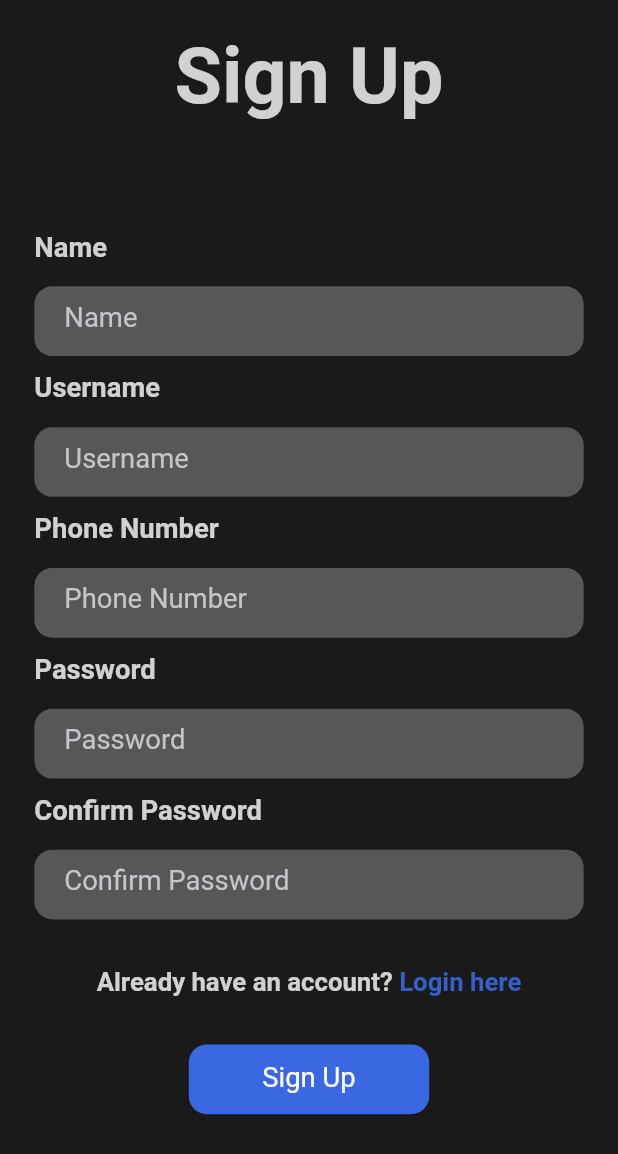
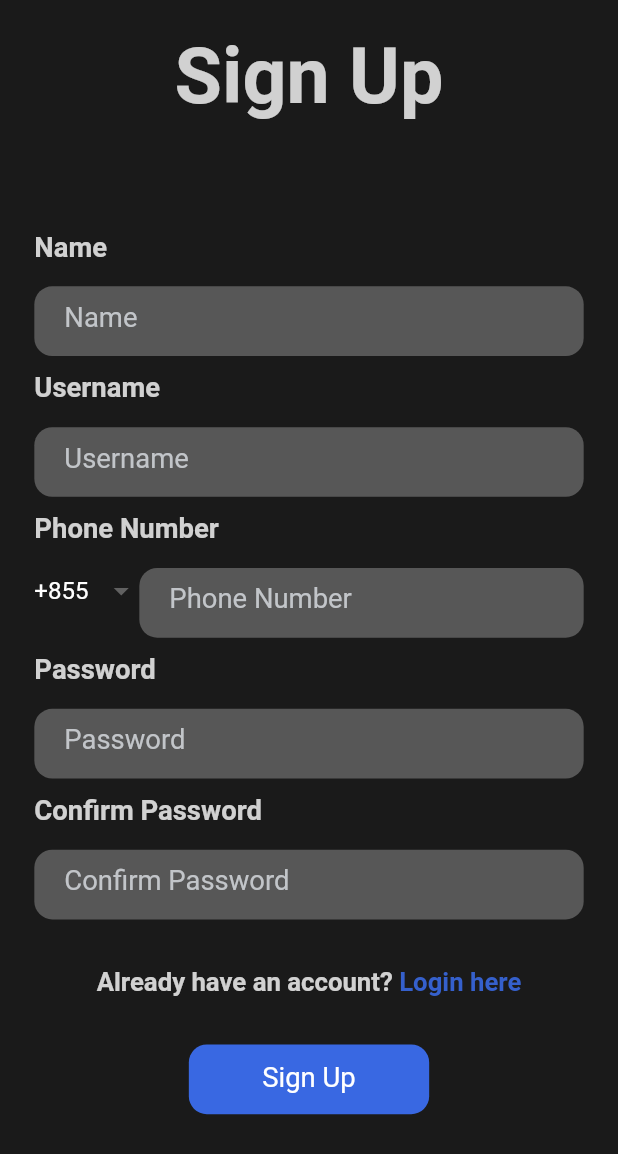
Before and after one commit to cwm-nith/Vehicle.Doctor.System.Mobile, a Flutter app: the screen it shows after launch, after a tap on "Register here", on a phone screen of 412 x 824 dp. Shown: the top 1154 px of the screen. Run offline on Flutter 3.47's test engine with Material 2 defaults, Android fonts, the phone set to English and light mode, and no system bars; drawn by our look-alikes of dropdown_button2; our stand-ins replace cached_network_image, dio, firebase_messaging, flutter_easyloading, flutter_local_notifications, flutter_screenutil and 4 more; accounts and stored records are empty; network calls fail; Roboto replaces fonts that are missing (monsterrat).

Commit message:
add custom phone code widget

```diff
--- a/lib/common/utils/utils.dart
+++ b/lib/common/utils/utils.dart
@@ -5,5 +5,6 @@ export 'http.dart';
 export 'security.dart';
 export 'iconfont.dart';
 export 'date.dart';
+export 'data.dart';
 export 'logger.dart';
 export 'loading.dart';
--- /dev/null
+++ b/lib/common/widgets/phone_code_dropdown.dart
@@ -0,0 +1,117 @@
+// ignore_for_file: must_be_immutable
+
+import 'package:flutter/material.dart';
+import 'package:dropdown_button2/dropdown_button2.dart';
+import 'package:flutter_screenutil/flutter_screenutil.dart';
+import 'package:vehicle_doctor_mobile/common/values/colors.dart';
+
+class PhoneCodeDropDown<TItem> extends StatelessWidget {
+  PhoneCodeDropDown({
+    super.key,
+    required this.items,
+    required this.selectedItems,
+    required this.onChanged,
+    this.searchMatchFn,
+  });
+
+  final List<DropdownMenuItem<TItem>> items;
+  TItem? selectedItems;
+  void Function(TItem?)? onChanged;
+  bool Function(DropdownMenuItem<TItem>, String)? searchMatchFn;
+
+  TextEditingController textEditingController = TextEditingController();
+
+  @override
+  Widget build(BuildContext context) {
+    return DropdownButtonHideUnderline(
+      child: DropdownButton2<TItem>(
+        isExpanded: true,
+        hint: Text(
+          'Select Item',
+          style: TextStyle(
+            fontSize: 14,
+            color: Theme.of(context).hintColor,
+          ),
+        ),
+        items: items,
+        value: selectedItems,
+        onChanged: onChanged,
+        buttonStyleData: const ButtonStyleData(
+          height: 40,
+          width: 70,
+        ),
+        dropdownStyleData: DropdownStyleData(
+          maxHeight: 200,
+          width: 200,
+          decoration: BoxDecoration(
+            borderRadius: BorderRadius.circular(14),
+            color: AppColors.primaryBackground,
+          ),
+          offset: const Offset(-20, 0),
+          scrollbarTheme: ScrollbarThemeData(
+            radius: const Radius.circular(40),
+            thickness: MaterialStateProperty.all(6),
+            thumbVisibility: MaterialStateProperty.all(true),
+          ),
+        ),
+        menuItemStyleData: const MenuItemStyleData(
+          height: 40,
+        ),
+        dropdownSearchData: DropdownSearchData(
+          searchController: textEditingController,
+          searchInnerWidgetHeight: 50,
+          searchInnerWidget: Container(
+            height: 50,
+            padding: const EdgeInsets.only(
+              top: 8,
+              bottom: 4,
+              right: 8,
+              left: 8,
+            ),
+            child: TextField(
+              expands: true,
+              maxLines: null,
+              controller: textEditingController,
+              style: const TextStyle(
+                color: AppColors.primaryText,
+              ),
+              decoration: InputDecoration(
+                isDense: true,
+                contentPadding: const EdgeInsets.symmetric(
+                  horizontal: 10,
+                  vertical: 8,
+                ),
+                hintText: 'Search',
+                hintStyle: const TextStyle(
+                  fontSize: 12,
+                  color: AppColors.primaryText,
+                ),
+                border: OutlineInputBorder(
+                  borderRadius: BorderRadius.circular(8),
+                  borderSide: BorderSide(
+                    color: AppColors.primaryText,
+                    width: 1.w,
+                  ),
+                ),
+                enabledBorder: OutlineInputBorder(
+                  borderRadius: BorderRadius.circular(8.0),
+                  borderSide: BorderSide(
+                    color: AppColors.primaryText,
+                    width: 1.w,
+                  ),
+                ),
+              ),
+            ),
+          ),
+          searchMatchFn: searchMatchFn,
+        ),
+        //This to clear the search value when you close the menu
+        onMenuStateChange: (isOpen) {
+          if (!isOpen) {
+            textEditingController.clear();
+          }
+        },
+      ),
+    );
+  }
+}
--- a/lib/common/widgets/widgets.dart
+++ b/lib/common/widgets/widgets.dart
@@ -7,3 +7,4 @@ export 'input.dart';
 export 'image.dart';
 export 'skeleton.dart';
 export 'dialog.dart';
+export 'phone_code_dropdown.dart';
--- a/lib/features/register/register.state.dart
+++ b/lib/features/register/register.state.dart
@@ -1 +1,8 @@
-class RegisterState {}
+import 'package:get/get.dart';
+import 'package:vehicle_doctor_mobile/common/entities/entities.dart';
+import 'package:vehicle_doctor_mobile/common/utils/utils.dart';
+
+class RegisterState {
+  var countryCodes = Countries.list;
+  Rx<Country?> countryCodeSelected = Countries.findByDialCode("+855").obs;
+}
--- a/lib/features/register/register.view.dart
+++ b/lib/features/register/register.view.dart
@@ -1,6 +1,7 @@
 import 'package:flutter/material.dart';
 import 'package:flutter_screenutil/flutter_screenutil.dart';
 import 'package:get/get.dart';
+import 'package:vehicle_doctor_mobile/common/entities/entities.dart';
 import 'package:vehicle_doctor_mobile/common/values/values.dart';
 import 'package:vehicle_doctor_mobile/common/widgets/widgets.dart';
 import 'package:vehicle_doctor_mobile/features/register/index.dart';
@@ -8,9 +9,10 @@ import 'package:vehicle_doctor_mobile/features/register/index.dart';
 class RegisterPage extends GetView<RegisterController> {
   const RegisterPage({super.key});
   Widget _inputField({
-    TextEditingController? controller,
+    TextEditingController? editingController,
     String? text,
     bool isPassword = false,
+    bool isPhoneNumber = false,
   }) {
     return Column(
       crossAxisAlignment: CrossAxisAlignment.start,
@@ -23,11 +25,50 @@ class RegisterPage extends GetView<RegisterController> {
             color: AppColors.primaryText.withOpacity(0.8),
           ),
         ),
-        inputTextEdit(
-          hintText: text ?? "Name",
-          controller: controller,
-          isPassword: isPassword,
-          bgColor: AppColors.primaryElement,
+        Row(
+          children: [
+            ...[
+              isPhoneNumber
+                  ? Obx(
+                      () => PhoneCodeDropDown<Country>(
+                          items: controller.state.countryCodes
+                              .map(
+                                (item) => DropdownMenuItem(
+                                  value: item,
+                                  child: Text(
+                                    item.dialCode,
+                                    style: TextStyle(
+                                      fontSize: 14.sp,
+                                      color: AppColors.primaryText,
+                                    ),
+                                  ),
+                                ),
+                              )
+                              .toList(),
+                          selectedItems:
+                              controller.state.countryCodeSelected.value,
+                          onChanged: (val) {
+                            controller.state.countryCodeSelected.value = val;
+                          },
+                          searchMatchFn: (item, searchVal) {
+                            return (item.value?.code
+                                        .toLowerCase()
+                                        .contains(searchVal.toLowerCase()) ??
+                                    false) ||
+                                (item.value?.name.contains(searchVal) ?? false);
+                          }),
+                    )
+                  : Container(),
+            ],
+            Expanded(
+              child: inputTextEdit(
+                hintText: text ?? "Name",
+                controller: editingController,
+                isPassword: isPassword,
+                bgColor: AppColors.primaryElement,
+              ),
+            ),
+          ],
         ),
       ],
     );
@@ -66,28 +107,29 @@ class RegisterPage extends GetView<RegisterController> {
                       height: 50.h,
                     ),
                     _inputField(
-                      controller: controller.nameTextController,
+                      editingController: controller.nameTextController,
                       text: "Name",
                     ),
                     SizedBox(
                       height: 10.h,
                     ),
                     _inputField(
-                      controller: controller.usernameTextController,
+                      editingController: controller.usernameTextController,
                       text: "Username",
                     ),
                     SizedBox(
                       height: 10.h,
                     ),
                     _inputField(
-                      controller: controller.phoneNumberTextController,
+                      editingController: controller.phoneNumberTextController,
                       text: "Phone Number",
+                      isPhoneNumber: true,
                     ),
                     SizedBox(
                       height: 10.h,
                     ),
                     _inputField(
-                      controller: controller.passwordTextController,
+                      editingController: controller.passwordTextController,
                       text: "Password",
                       isPassword: true,
                     ),
@@ -95,7 +137,8 @@ class RegisterPage extends GetView<RegisterController> {
                       height: 10.h,
                     ),
                     _inputField(
-                      controller: controller.confirmPasswordTextController,
+                      editingController:
+                          controller.confirmPasswordTextController,
                       text: "Confirm Password",
                       isPassword: true,
                     ),
--- a/lib/features/signin/signin.state.dart
+++ b/lib/features/signin/signin.state.dart
@@ -1,7 +1,10 @@
 import 'package:get/get.dart';
-import 'package:vehicle_doctor_mobile/common/entities/user.dart';
+import 'package:vehicle_doctor_mobile/common/entities/entities.dart';
+import 'package:vehicle_doctor_mobile/common/utils/utils.dart';
 
 class SigninState {
   // final userService = SigninService.
   var user = UserEntity().obs;
+  var countryCodes = Countries.list;
+  Rx<Country?> countryCodeSelected = Countries.findByDialCode("+855").obs;
 }
--- a/lib/features/signin/signin.view.dart
+++ b/lib/features/signin/signin.view.dart
@@ -1,6 +1,7 @@
 import 'package:flutter/material.dart';
 import 'package:flutter_screenutil/flutter_screenutil.dart';
 import 'package:get/get.dart';
+import 'package:vehicle_doctor_mobile/common/entities/entities.dart';
 import 'package:vehicle_doctor_mobile/common/utils/print.dart';
 import 'package:vehicle_doctor_mobile/common/values/colors.dart';
 import 'package:vehicle_doctor_mobile/common/widgets/widgets.dart';
@@ -10,10 +11,11 @@ class SigninPage extends GetView<SigninController> {
   const SigninPage({super.key});
 
   Widget _inputField({
-    TextEditingController? controller,
+    TextEditingController? textEditingController,
     String? text,
     TextInputType keyboardType = TextInputType.text,
     bool isPassword = false,
+    bool isPhoneNumber = false,
   }) {
     return Column(
       crossAxisAlignment: CrossAxisAlignment.start,
@@ -26,12 +28,51 @@ class SigninPage extends GetView<SigninController> {
             color: AppColors.primaryText.withOpacity(0.8),
           ),
         ),
-        inputTextEdit(
-          keyboardType: keyboardType,
-          hintText: text ?? "Name",
-          controller: controller,
-          isPassword: isPassword,
-          bgColor: AppColors.primaryElement,
+        Row(
+          children: [
+            ...[
+              isPhoneNumber
+                  ? Obx(
+                      () => PhoneCodeDropDown<Country>(
+                          items: controller.state.countryCodes
+                              .map(
+                                (item) => DropdownMenuItem(
+                                  value: item,
+                                  child: Text(
+                                    item.dialCode,
+                                    style: TextStyle(
+                                      fontSize: 14.sp,
+                                      color: AppColors.primaryText,
+                                    ),
+                                  ),
+                                ),
+                              )
+                              .toList(),
+                          selectedItems:
+                              controller.state.countryCodeSelected.value,
+                          onChanged: (val) {
+                            controller.state.countryCodeSelected.value = val;
+                          },
+                          searchMatchFn: (item, searchVal) {
+                            return (item.value?.code
+                                        .toLowerCase()
+                                        .contains(searchVal.toLowerCase()) ??
+                                    false) ||
+                                (item.value?.name.contains(searchVal) ?? false);
+                          }),
+                    )
+                  : Container(),
+            ],
+            Expanded(
+              child: inputTextEdit(
+                keyboardType: keyboardType,
+                hintText: text ?? "Name",
+                controller: textEditingController,
+                isPassword: isPassword,
+                bgColor: AppColors.primaryElement,
+              ),
+            ),
+          ],
         ),
       ],
     );
@@ -67,14 +108,17 @@ class SigninPage extends GetView<SigninController> {
                       ),
                     ),
                     _inputField(
-                        controller: controller.phoneNumberTextController,
-                        text: "Phone Number",
-                        keyboardType: const TextInputType.numberWithOptions()),
+                      textEditingController:
+                          controller.phoneNumberTextController,
+                      text: "Phone Number",
+                      keyboardType: const TextInputType.numberWithOptions(),
+                      isPhoneNumber: true,
+                    ),
                     SizedBox(
                       height: 10.h,
                     ),
                     _inputField(
-                      controller: controller.passwordTextController,
+                      textEditingController: controller.passwordTextController,
                       text: "Password",
                       isPassword: true,
                     ),
--- a/pubspec.yaml
+++ b/pubspec.yaml
@@ -90,6 +90,8 @@ dependencies:
 
   crypto: ^3.0.3
 
+  dropdown_button2: ^2.3.8
+
 dev_dependencies:
   flutter_test:
     sdk: flutter
```
Also changed, not shown: pubspec.lock.
